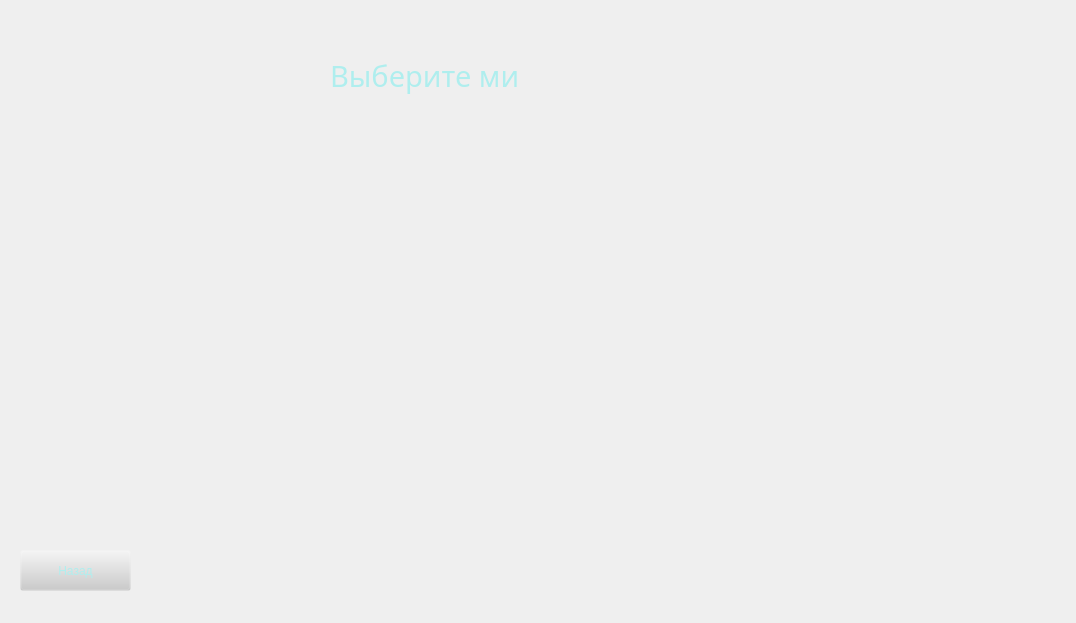
This is Old_world.ui in Moonsoon2020/Game as Qt 5 draws it before an edit. The edited form follows.
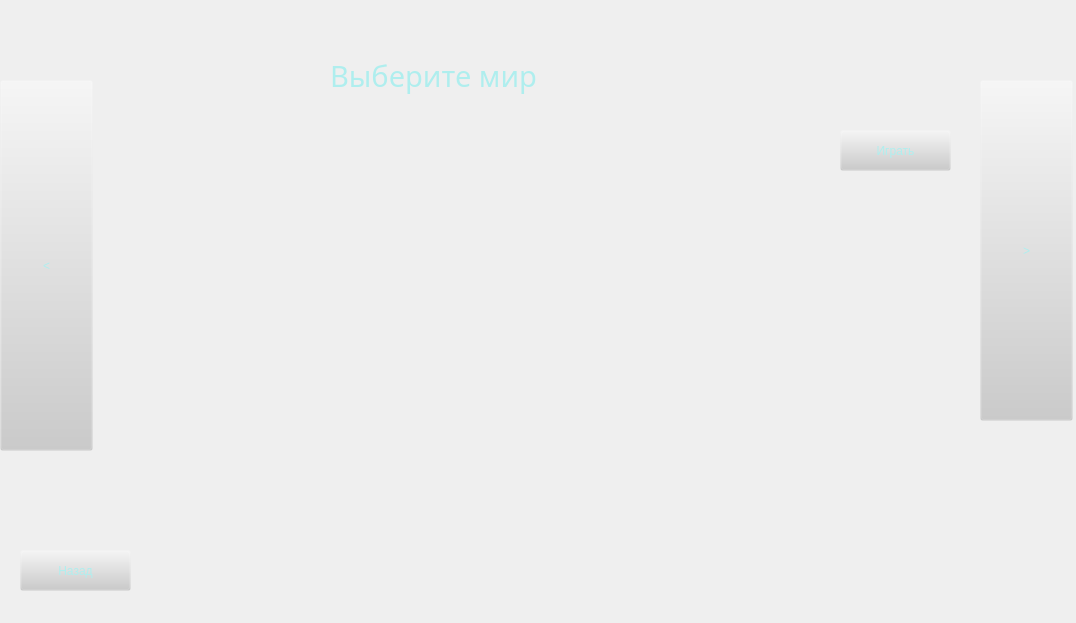
This is the edited form.

```diff
--- a/Old_world.ui
+++ b/Old_world.ui
@@ -2,6 +2,9 @@
 <ui version="4.0">
  <class>Form</class>
  <widget class="QWidget" name="Form">
+  <property name="enabled">
+   <bool>true</bool>
+  </property>
   <property name="geometry">
    <rect>
     <x>0</x>
@@ -35,7 +38,7 @@
     <rect>
      <x>330</x>
      <y>30</y>
-     <width>191</width>
+     <width>471</width>
      <height>91</height>
     </rect>
    </property>
@@ -55,6 +58,70 @@
     <string>Выберите мир</string>
    </property>
   </widget>
+  <widget class="QPushButton" name="pushvper">
+   <property name="geometry">
+    <rect>
+     <x>980</x>
+     <y>80</y>
+     <width>93</width>
+     <height>341</height>
+    </rect>
+   </property>
+   <property name="styleSheet">
+    <string notr="true">font: 42pt &quot;Berlin Sans FB&quot;; color: rgb(175,238,238);
+background-color: rgb(204, 204, 204, 0);</string>
+   </property>
+   <property name="text">
+    <string>&gt;</string>
+   </property>
+  </widget>
+  <widget class="QPushButton" name="pushnaz">
+   <property name="geometry">
+    <rect>
+     <x>0</x>
+     <y>80</y>
+     <width>93</width>
+     <height>371</height>
+    </rect>
+   </property>
+   <property name="styleSheet">
+    <string notr="true">font: 42pt &quot;Berlin Sans FB&quot;; color: rgb(175,238,238);
+background-color: rgb(204, 204, 204, 0);</string>
+   </property>
+   <property name="text">
+    <string>&lt;</string>
+   </property>
+  </widget>
+  <widget class="QPushButton" name="push_start">
+   <property name="geometry">
+    <rect>
+     <x>840</x>
+     <y>130</y>
+     <width>111</width>
+     <height>41</height>
+    </rect>
+   </property>
+   <property name="styleSheet">
+    <string notr="true">font: 16pt &quot;Berlin Sans FB&quot;; color: rgb(175,238,238);
+background-color: rgb(204, 204, 204, 0);</string>
+   </property>
+   <property name="text">
+    <string>Играть</string>
+   </property>
+  </widget>
+  <widget class="QLabel" name="label_info">
+   <property name="geometry">
+    <rect>
+     <x>120</x>
+     <y>120</y>
+     <width>711</width>
+     <height>51</height>
+    </rect>
+   </property>
+   <property name="text">
+    <string/>
+   </property>
+  </widget>
  </widget>
  <resources/>
  <connections/>
```
Left out of the diff: 2 changed lines with no effect on the pictures.
